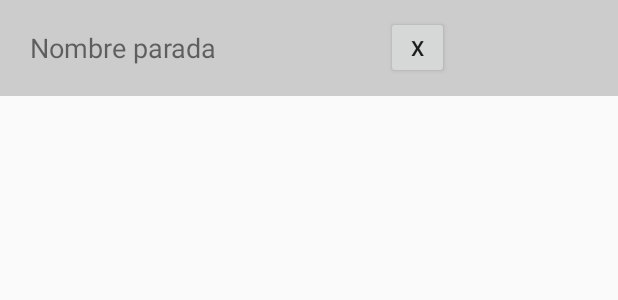
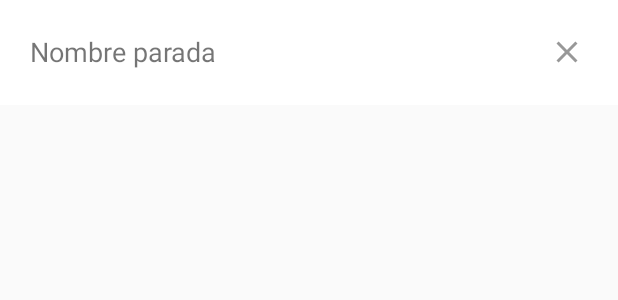
Before and after one commit to aledoss/safe_friends, an Android app: the layout row_parada.xml on its own in the app's theme, with its tools: preview values and no code run, on a phone screen of 412 x 824 dp. Shown: the top 300 px of the screen. Run offline under Robolectric (Android 15) with nearby library versions, the light colour scheme and no system bars.

Commit message:
Cambios visuales

```diff
--- /dev/null
+++ b/app/src/main/res/drawable/ic_add_black_24dp.xml
@@ -0,0 +1,9 @@
+<vector xmlns:android="http://schemas.android.com/apk/res/android"
+        android:width="24dp"
+        android:height="24dp"
+        android:viewportWidth="24.0"
+        android:viewportHeight="24.0">
+    <path
+        android:fillColor="#FF000000"
+        android:pathData="M19,13h-6v6h-2v-6H5v-2h6V5h2v6h6v2z"/>
+</vector>
--- /dev/null
+++ b/app/src/main/res/drawable/ic_close_black_24dp.xml
@@ -0,0 +1,9 @@
+<vector xmlns:android="http://schemas.android.com/apk/res/android"
+        android:width="24dp"
+        android:height="24dp"
+        android:viewportWidth="24.0"
+        android:viewportHeight="24.0">
+    <path
+        android:fillColor="#FF000000"
+        android:pathData="M19,6.41L17.59,5 12,10.59 6.41,5 5,6.41 10.59,12 5,17.59 6.41,19 12,13.41 17.59,19 19,17.59 13.41,12z"/>
+</vector>
--- a/app/src/main/res/layout/activity_lista_paradas.xml
+++ b/app/src/main/res/layout/activity_lista_paradas.xml
@@ -1,17 +1,19 @@
 <?xml version="1.0" encoding="utf-8"?>
-<LinearLayout xmlns:android="http://schemas.android.com/apk/res/android"
+<LinearLayout
+    xmlns:android="http://schemas.android.com/apk/res/android"
     xmlns:tools="http://schemas.android.com/tools"
     android:layout_width="match_parent"
     android:layout_height="match_parent"
     android:orientation="vertical"
-    tools:context="com.example.diaz.alejandro.nicolas.safefriends.ListaParadas">
+    tools:context="com.example.diaz.alejandro.nicolas.safefriends.ListaParadas"
+    android:background="@color/onyx">
+
     <include layout="@layout/toolbar"
         android:id="@+id/toolbarListaParadas"/>
+
     <ListView
         android:id="@+id/listViewParadas"
         android:layout_width="match_parent"
-        android:layout_height="match_parent">
-
-    </ListView>
+        android:layout_height="match_parent" />
 
 </LinearLayout>
--- a/app/src/main/res/layout/row_parada.xml
+++ b/app/src/main/res/layout/row_parada.xml
@@ -1,38 +1,41 @@
 <?xml version="1.0" encoding="utf-8"?>
-<LinearLayout xmlns:android="http://schemas.android.com/apk/res/android"
+<LinearLayout
+    xmlns:android="http://schemas.android.com/apk/res/android"
     android:layout_width="match_parent"
-    android:layout_height="64dp"
-    android:background="#CCC"
-    android:orientation="horizontal">
+    android:layout_height="wrap_content"
+    android:gravity="center_vertical"
+    android:minHeight="70sp"
+    android:paddingLeft="20dp"
+    android:paddingRight="10dp"
+    android:orientation="horizontal"
+    android:background="@color/light">
 
-    <LinearLayout
-        android:layout_width="match_parent"
-        android:layout_height="match_parent"
-        android:gravity="center_vertical"
+    <RelativeLayout
+        android:layout_width="fill_parent"
+        android:layout_height="wrap_content"
         android:orientation="horizontal">
 
         <TextView
             android:id="@+id/txtNombreParada"
             android:layout_width="wrap_content"
             android:layout_height="wrap_content"
-            android:layout_marginLeft="20dp"
             android:text="Nombre parada"
-            android:textSize="18sp" />
+            android:textSize="18sp"
+            android:layout_centerVertical="true"
+            android:layout_alignParentLeft="true"
+            android:layout_alignParentStart="true" />
 
-        <LinearLayout
-            android:layout_width="match_parent"
-            android:layout_height="match_parent"
-            android:gravity="center">
+        <Button
+            android:id="@+id/btnBorrarParada"
+            android:layout_width="48dp"
+            android:layout_height="wrap_content"
+            android:drawableLeft="@drawable/ic_close_black_24dp"
+            android:paddingLeft="12dp"
+            android:alpha="0.4"
+            android:background="#00ffffff"
+            android:layout_alignParentRight="true"
+            android:layout_alignParentEnd="true" />
 
-            <Button
-                android:id="@+id/btnBorrarParada"
-                android:layout_width="42dp"
-                android:layout_height="42dp"
-                android:text="X" />
-        </LinearLayout>
-
-
-    </LinearLayout>
-
+    </RelativeLayout>
 
 </LinearLayout>
--- a/app/src/main/res/values/colors.xml
+++ b/app/src/main/res/values/colors.xml
@@ -1,6 +1,8 @@
 <?xml version="1.0" encoding="utf-8"?>
 <resources>
-    <color name="colorPrimary">#3F51B5</color>
-    <color name="colorPrimaryDark">#303F9F</color>
-    <color name="colorAccent">#FF4081</color>
+    <color name="colorPrimary">#3771c8</color>
+    <color name="colorPrimaryDark">#3771c8</color>
+    <color name="colorAccent">#52637c</color>
+    <color name="onyx">#f0f0f0</color>
+    <color name="light">#fff</color>
 </resources>
```
